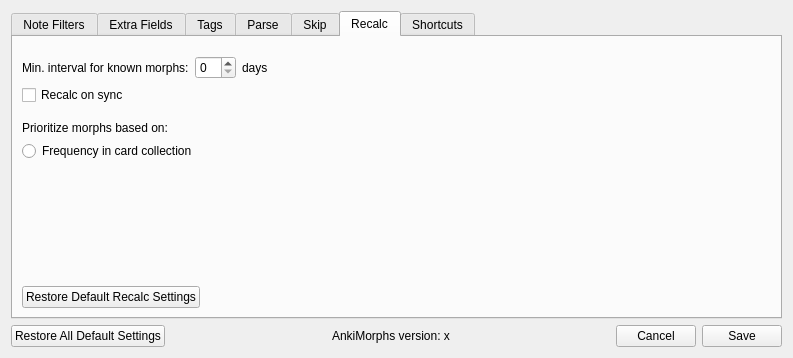
The window that ankimorphs/ui/settings_dialog.ui (mortii/anki-morphs) describes before a commit, drawn with Qt 5.
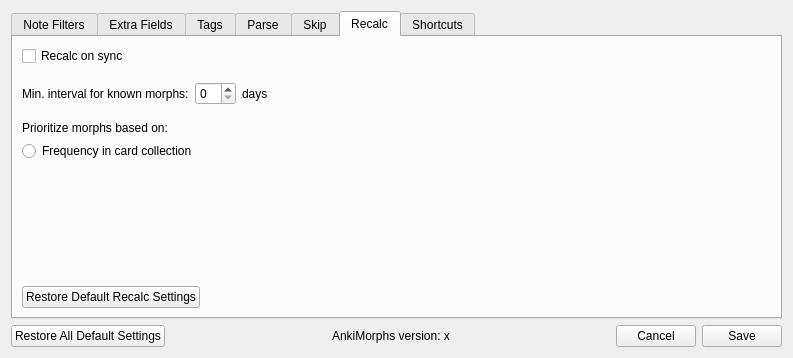
The same window after the commit. The open tabs and pages were chosen to show the change.

Commit message: made small adjustments to 'recalc on sync' (#33)

Patch:
```diff
--- a/ankimorphs/ui/settings_dialog.ui
+++ b/ankimorphs/ui/settings_dialog.ui
@@ -404,6 +404,17 @@
         <layout class="QVBoxLayout" name="verticalLayout_18">
          <item>
           <layout class="QVBoxLayout" name="verticalLayout_17">
+           <item>
+            <layout class="QVBoxLayout" name="verticalLayout_21">
+             <item>
+              <widget class="QCheckBox" name="recalc_on_sync_input">
+               <property name="text">
+                <string>Recalc on sync</string>
+               </property>
+              </widget>
+             </item>
+            </layout>
+           </item>
            <item>
             <layout class="QHBoxLayout" name="horizontalLayout_6">
              <property name="topMargin">
@@ -441,13 +452,6 @@
              </item>
             </layout>
            </item>
-           <item>
-            <widget class="QCheckBox" name="recalc_on_sync">
-             <property name="text">
-              <string>Recalc on sync</string>
-             </property>
-            </widget>
-           </item>
            <item>
             <layout class="QVBoxLayout" name="verticalLayout_14">
              <property name="topMargin">
```
The commit also changes 6 other files.
